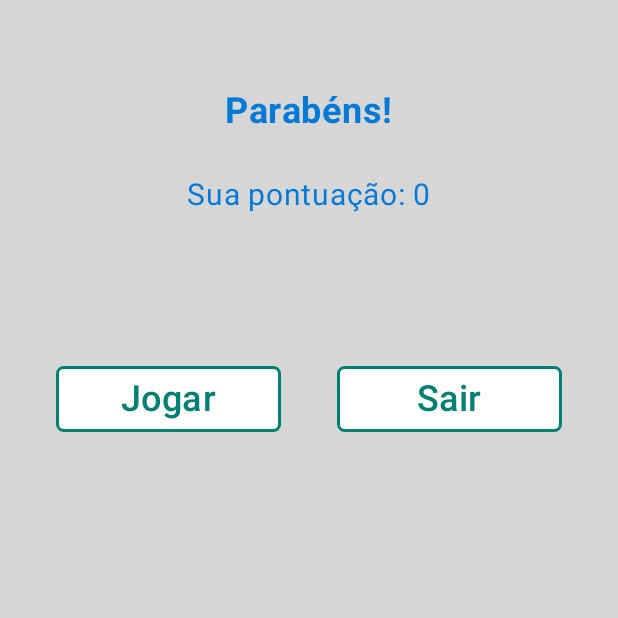
After one commit to GabrielRodAmaral/math-game-app, an Android app built with Jetpack Compose: the composable ResultScreen called with empty values, on a phone screen of 412 x 824 dp, the top half of it. The commit adds this screen. Run offline under Robolectric (Android 15) with nearby library versions, the phone set to English and light mode, and no system bars.

Commit message:
Created ResultScreen and ending the mvp

```diff
--- a/app/src/main/java/com/amaral/gabriel/mathgame/navigation/AppNavigation.kt
+++ b/app/src/main/java/com/amaral/gabriel/mathgame/navigation/AppNavigation.kt
@@ -7,6 +7,7 @@ import androidx.navigation.compose.composable
 import androidx.navigation.compose.rememberNavController
 import com.amaral.gabriel.mathgame.screen.HomeScreen
 import com.amaral.gabriel.mathgame.screen.GameScreen
+import com.amaral.gabriel.mathgame.screen.ResultScreen
 
 @Composable
 fun AppNavigation(modifier: Modifier = Modifier) {
@@ -21,5 +22,10 @@ fun AppNavigation(modifier: Modifier = Modifier) {
             val category = backStackEntry.arguments?.getString("category")?.toString() ?: ""
             GameScreen(modifier, navController, category)
         }
+
+        composable(Router.ResultScreen.route) { backStackEntry ->
+            val score = backStackEntry.arguments?.getString("score")?.toIntOrNull() ?: 0
+            ResultScreen(navController = navController, score = score)
+        }
     }
 }
--- a/app/src/main/java/com/amaral/gabriel/mathgame/navigation/Router.kt
+++ b/app/src/main/java/com/amaral/gabriel/mathgame/navigation/Router.kt
@@ -3,6 +3,9 @@ package com.amaral.gabriel.mathgame.navigation
 sealed class Router(val route: String) {
     object HomeScreen: Router("homeScreen")
     object GameScreen: Router("gameScreen/{category}") {
-        fun create(category: String) = "secondScreen/$category"
+        fun create(category: String) = "gameScreen/$category"
+    }
+    object ResultScreen: Router("resultScreen/{score}") {
+        fun create(score: Int) = "resultScreen/$score"
     }
 }
--- a/app/src/main/java/com/amaral/gabriel/mathgame/screen/GameScreen.kt
+++ b/app/src/main/java/com/amaral/gabriel/mathgame/screen/GameScreen.kt
@@ -38,6 +38,7 @@ import com.amaral.gabriel.mathgame.component.ActionButton
 import com.amaral.gabriel.mathgame.component.QuestionText
 import com.amaral.gabriel.mathgame.component.TopAppBar
 import com.amaral.gabriel.mathgame.generateQuestion
+import com.amaral.gabriel.mathgame.navigation.Router
 import com.amaral.gabriel.mathgame.ui.theme.green
 import java.util.Locale
 
@@ -207,7 +208,10 @@ fun GameScreen(
 
                         if (life.value == 0) {
                             Toast.makeText(context, "Fim de jogo", Toast.LENGTH_SHORT).show()
-                            // TODO: Result page
+
+                            navController.navigate(Router.ResultScreen.create(score.value)) {
+//                                popUpTo(route = Router.HomeScreen.route) { inclusive = false }
+                            }
                         } else {
                             val newQuestion = generateQuestion(category)
                             question.value = newQuestion.keys.first()
--- /dev/null
+++ b/app/src/main/java/com/amaral/gabriel/mathgame/screen/ResultScreen.kt
@@ -0,0 +1,98 @@
+package com.amaral.gabriel.mathgame.screen
+
+import android.app.Activity
+import androidx.compose.foundation.layout.Arrangement
+import androidx.compose.foundation.layout.Column
+import androidx.compose.foundation.layout.Row
+import androidx.compose.foundation.layout.Spacer
+import androidx.compose.foundation.layout.fillMaxSize
+import androidx.compose.foundation.layout.fillMaxWidth
+import androidx.compose.foundation.layout.size
+import androidx.compose.material3.Text
+import androidx.compose.runtime.Composable
+import androidx.compose.ui.Alignment
+import androidx.compose.ui.Modifier
+import androidx.compose.ui.draw.paint
+import androidx.compose.ui.graphics.Color
+import androidx.compose.ui.layout.ContentScale
+import androidx.compose.ui.platform.LocalContext
+import androidx.compose.ui.res.painterResource
+import androidx.compose.ui.text.font.FontWeight
+import androidx.compose.ui.tooling.preview.Preview
+import androidx.compose.ui.unit.dp
+import androidx.compose.ui.unit.sp
+import androidx.navigation.NavController
+import androidx.navigation.compose.rememberNavController
+import com.amaral.gabriel.mathgame.R
+import com.amaral.gabriel.mathgame.component.ActionButton
+import com.amaral.gabriel.mathgame.navigation.Router
+import com.amaral.gabriel.mathgame.ui.theme.blue
+
+@Composable
+fun ResultScreen(
+    modifier: Modifier = Modifier,
+    navController: NavController,
+    score: Int
+) {
+
+    val context = LocalContext.current as Activity
+
+    Column(
+        modifier = modifier
+            .fillMaxSize()
+            .paint(
+                painter = painterResource(id = R.drawable.img_background_florest),
+                contentScale = ContentScale.FillHeight
+            ),
+        horizontalAlignment = Alignment.CenterHorizontally,
+    ) {
+
+        Spacer(modifier = Modifier.size(60.dp))
+
+        Text(
+            text = "Parabéns!",
+            fontSize = 24.sp,
+            color = blue,
+            fontWeight = FontWeight.Bold
+        )
+
+        Spacer(modifier = Modifier.size(30.dp))
+
+        Text(
+            text = "Sua pontuação: $score",
+            fontSize = 20.sp,
+            color = blue
+        )
+
+        Spacer(modifier = Modifier.size(100.dp))
+
+        Row(
+            modifier = Modifier
+                .fillMaxWidth(),
+            verticalAlignment = Alignment.CenterVertically,
+            horizontalArrangement = Arrangement.SpaceEvenly
+        ) {
+
+            ActionButton(
+                text = "Jogar",
+                onClick = { navController.popBackStack(route = Router.HomeScreen.route, inclusive = false) },
+                enabled = true
+            )
+
+            ActionButton(
+                text = "Sair",
+                onClick = { context.finish() },
+                enabled = true
+            )
+
+        }
+
+    }
+}
+
+@Preview(showSystemUi = true)
+@Composable
+fun ResultScreenPreview(modifier: Modifier = Modifier) {
+    val navController = rememberNavController()
+    ResultScreen(navController = navController, score = 200)
+}
```
Also changed, not shown: app/src/main/java/com/amaral/gabriel/mathgame/screen/HomeScreen.kt (+5 -4 lines).
